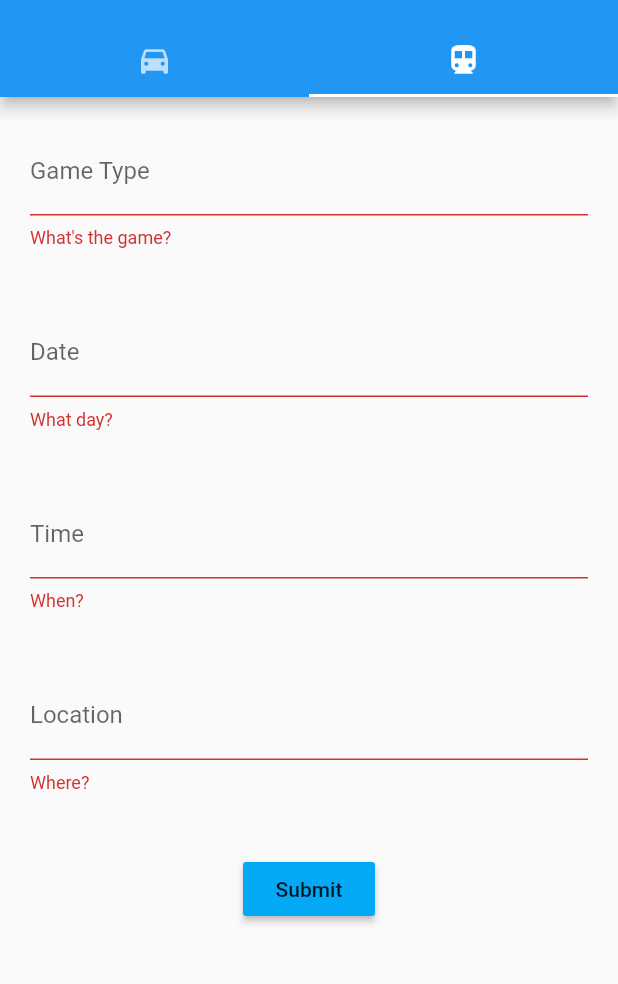
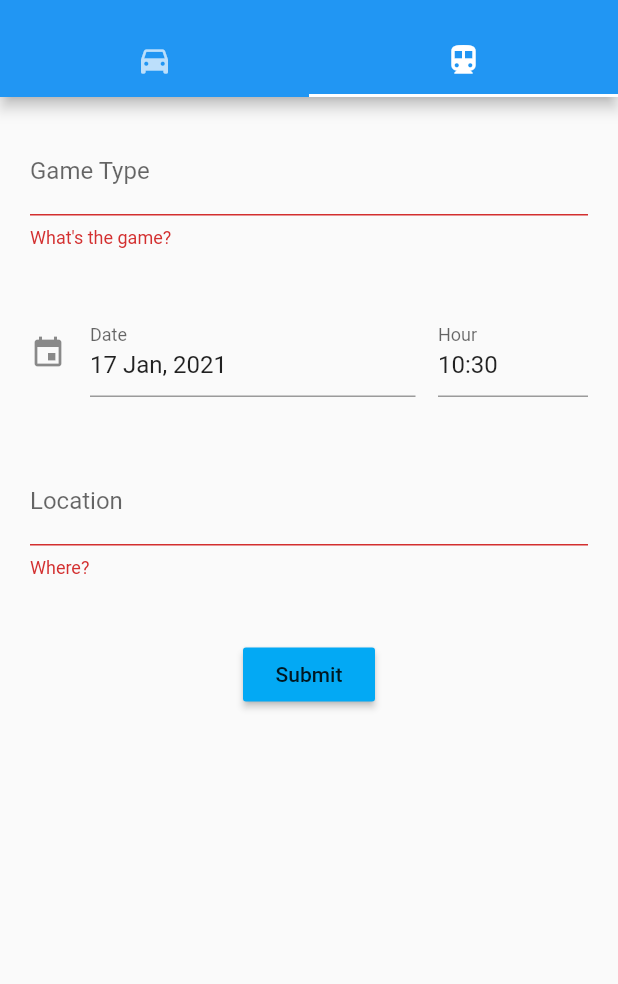
Before and after one commit to a-vinod/pKup, a Flutter app: the screen it shows after launch, tab 2 chosen, after a tap on "Submit", on a phone screen of 412 x 824 dp, the part 59-1043 px from its top. Run offline on Flutter 3.47's test engine with Material 2 defaults, Android fonts, the phone set to English and light mode, and no system bars; drawn by our look-alikes of date_time_picker; our stand-ins replace firebase_core, firebase_database, flutter_map, latlong; accounts and stored records are empty.

Commit message:
added date and time enntry

```diff
--- a/pkup/lib/main.dart
+++ b/pkup/lib/main.dart
@@ -3,6 +3,7 @@ import 'package:firebase_core/firebase_core.dart';
 import 'package:firebase_database/firebase_database.dart';
 import 'package:flutter_map/flutter_map.dart';
 import 'package:latlong/latlong.dart';
+import 'package:date_time_picker/date_time_picker.dart';
 
 void main() async {
   WidgetsFlutterBinding.ensureInitialized();
@@ -61,8 +62,7 @@ class RegisterGame extends StatefulWidget {
 class _RegisterGameState extends State<RegisterGame> {
   final _formKey = GlobalKey<FormState>();
   final gameName = TextEditingController();
-  final gameDate = TextEditingController();
-  final gameTime = TextEditingController();
+  var gameDateTime;
   final gameLoc = TextEditingController();
   final dbRef = FirebaseDatabase.instance.reference().child("games");
 
@@ -95,40 +95,24 @@ class _RegisterGameState extends State<RegisterGame> {
             ),
             Padding(
               padding: EdgeInsets.all(20.0),
-              child: TextFormField(
-                controller: gameDate,
-                decoration: InputDecoration(
-                  labelText: "Date",
-                  enabledBorder: OutlineInputBorder(
-                    borderRadius: BorderRadius.circular(10.0),
-                  ),
-                ),
-                // The validator receives the text that the user has entered.
-                validator: (value) {
-                  if (value.isEmpty) {
-                    return 'What day?';
-                  }
+              child: DateTimePicker(
+                type: DateTimePickerType.dateTimeSeparate,
+                dateMask: 'd MMM, yyyy',
+                initialValue: DateTime.now().toString(),
+                firstDate: DateTime(2000),
+                lastDate: DateTime(2100),
+                icon: Icon(Icons.event),
+                dateLabelText: 'Date',
+                timeLabelText: 'Hour',
+                selectableDayPredicate: (date) {
+                  return true;
+                },
+                onChanged: (val) => gameDateTime = val,
+                validator: (val) {
+                  print(val);
                   return null;
                 },
-              ),
-            ),
-            Padding(
-              padding: EdgeInsets.all(20.0),
-              child: TextFormField(
-                controller: gameTime,
-                decoration: InputDecoration(
-                  labelText: "Time",
-                  enabledBorder: OutlineInputBorder(
-                    borderRadius: BorderRadius.circular(10.0),
-                  ),
-                ),
-                // The validator receives the text that the user has entered.
-                validator: (value) {
-                  if (value.isEmpty) {
-                    return 'When?';
-                  }
-                  return null;
-                },
+                onSaved: (val) => gameDateTime = val,
               ),
             ),
             Padding(
@@ -161,15 +145,13 @@ class _RegisterGameState extends State<RegisterGame> {
                         if (_formKey.currentState.validate()) {
                           dbRef.push().set({
                             "game_type": gameName.text,
-                            "date": gameDate.text,
-                            "time": gameTime.text,
+                            "date": gameDateTime,
                             "location": gameLoc.text
                           }).then((_) {
                             Scaffold.of(context).showSnackBar(
                                 SnackBar(content: Text('Game Posted!')));
                             gameName.clear();
-                            gameDate.clear();
-                            gameTime.clear();
+                            gameDateTime.clear();
                             gameLoc.clear();
                           }).catchError((onError) {
                             Scaffold.of(context)
--- a/pkup/pubspec.yaml
+++ b/pkup/pubspec.yaml
@@ -27,6 +27,7 @@ dependencies:
   firebase_database: "^6.0.0"
   flutter_map: "^0.10.1"
   latlong: "^0.6.1"
+  date_time_picker: "^1.1.1"
 
   # The following adds the Cupertino Icons font to your application.
   # Use with the CupertinoIcons class for iOS style icons.
```
